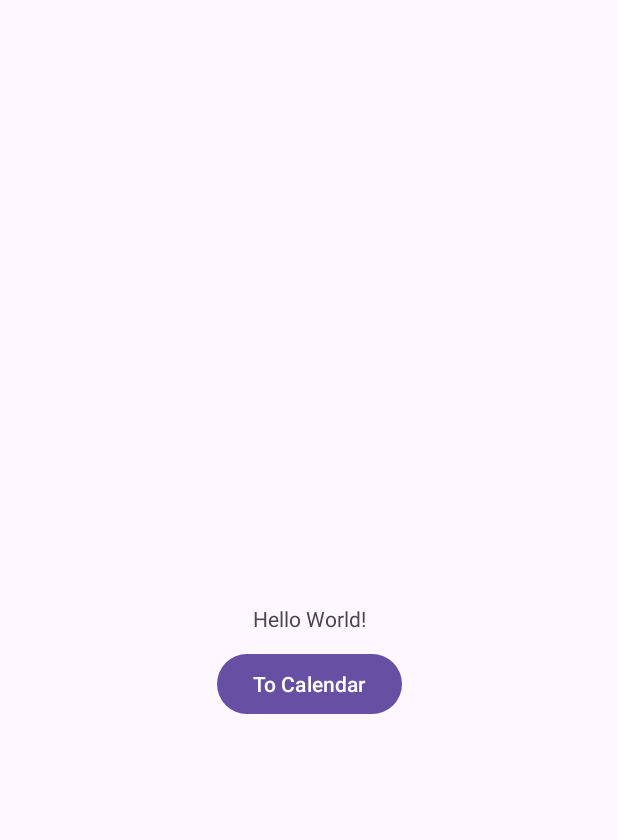
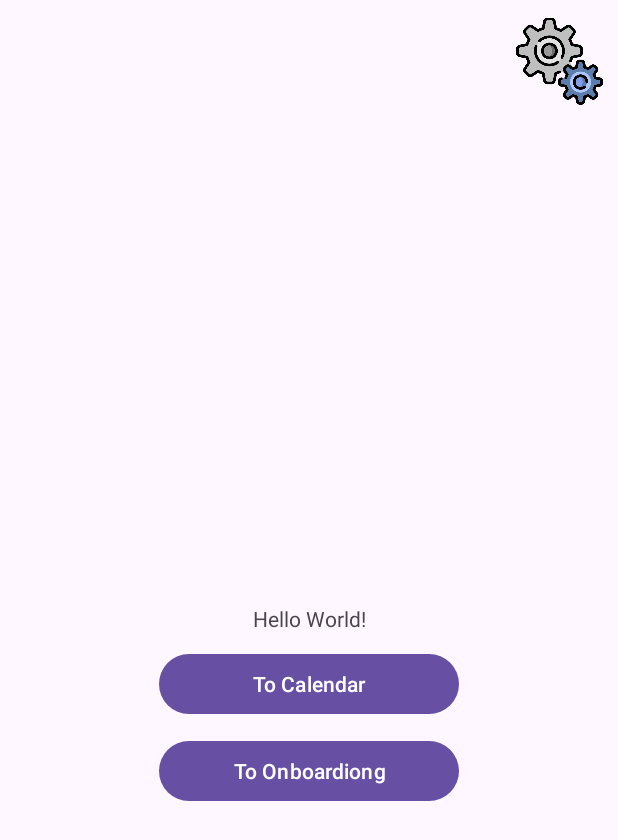
Before and after one commit to ChrisGalHur/TareApp, an Android app: the screen it shows after launch (MainActivity), after a tap on "Skip", on a phone screen of 412 x 824 dp. Shown: the top 840 px of the screen. Run offline under Robolectric (Android 15) with nearby library versions, the phone set to English and light mode, and no system bars.

Commit message:
created activity preferences and button to view onboarding

```diff
--- a/app/src/main/AndroidManifest.xml
+++ b/app/src/main/AndroidManifest.xml
@@ -13,6 +13,9 @@
             android:theme="@style/Theme.Tareapp"
             tools:targetApi="31">
         <activity
+                android:name=".activity.PreferenceActivity"
+                android:exported="false" />
+        <activity
                 android:name=".activity.CalendarActivity"
                 android:exported="false" />
         <activity
@@ -26,7 +29,7 @@
         </activity>
         <activity
                 android:name=".activity.OnboardingActivity"
-                android:exported="true"></activity>
+                android:exported="true" />
     </application>
 
 </manifest>
--- a/app/src/main/java/com/chrisgalhur/tareapp/activity/MainActivity.java
+++ b/app/src/main/java/com/chrisgalhur/tareapp/activity/MainActivity.java
@@ -4,6 +4,7 @@ import android.content.Intent;
 import android.os.Bundle;
 import android.view.View;
 import android.widget.Button;
+import android.widget.ImageView;
 
 import androidx.activity.EdgeToEdge;
 import androidx.appcompat.app.AppCompatActivity;
@@ -23,6 +24,8 @@ public class MainActivity extends BaseActivity {
 
     //region UI
     private Button btnToCalendar;
+    private Button btToOnboarding;
+    private ImageView ivPreference;
     //endregion UI
 
     //region ON_CREATE
@@ -45,6 +48,8 @@ public class MainActivity extends BaseActivity {
         }
 
         btnToCalendar = findViewById(R.id.btnToCalendarMain);
+        btToOnboarding = findViewById(R.id.btnToOnboardingMain);
+        ivPreference = findViewById(R.id.ivPreferenceMain);
 
         btnToCalendar.setOnClickListener(new View.OnClickListener() {
             @Override
@@ -52,8 +57,22 @@ public class MainActivity extends BaseActivity {
                 startActivity(new Intent(MainActivity.this, CalendarActivity.class));
             }
         });
+
+        btToOnboarding.setOnClickListener(new View.OnClickListener() {
+            @Override
+            public void onClick(View v) {
+                launchOnboardingActivity();
+            }
+        });
+
+        ivPreference.setOnClickListener(new View.OnClickListener() {
+            @Override
+            public void onClick(View v) {
+                startActivity(new Intent(MainActivity.this, PreferenceActivity.class));
+            }
+        });
     }
-    //endregion ON_CREATEº
+    //endregion ON_CREATE
 
     //region LAUNCH_ONBOARDING_ACTIVITY
     private void launchOnboardingActivity() {
--- a/app/src/main/java/com/chrisgalhur/tareapp/activity/OnboardingActivity.java
+++ b/app/src/main/java/com/chrisgalhur/tareapp/activity/OnboardingActivity.java
@@ -37,6 +37,7 @@ public class OnboardingActivity extends BaseActivity {
     private ImageView ivDiamond3;
     private ImageView ivDiamond4;
     private ImageView ivDiamond5;
+    private TextView tvSkipTop;
     private TextView tvSkipBack;
     private TextView tvNextFinish;
     //endregion UI
@@ -59,6 +60,7 @@ public class OnboardingActivity extends BaseActivity {
         ivDiamond3 = findViewById(R.id.ivDiamond3FragmentOnBoarding);
         ivDiamond4 = findViewById(R.id.ivDiamond4FragmentOnBoarding);
         ivDiamond5 = findViewById(R.id.ivDiamond5FragmentOnBoarding);
+        tvSkipTop = findViewById(R.id.tvSkipTopOnBoarding);
         tvSkipBack = findViewById(R.id.tvSkipOnBoarding);
         tvNextFinish = findViewById(R.id.tvNextOnBoarding);
 
@@ -111,6 +113,7 @@ public class OnboardingActivity extends BaseActivity {
                 ivDiamond3.setImageResource(R.drawable.test_diamond_empty);
                 ivDiamond4.setImageResource(R.drawable.test_diamond_empty);
                 ivDiamond5.setImageResource(R.drawable.test_diamond_empty);
+                tvSkipTop.setVisibility(TextView.INVISIBLE);
                 break;
             case 1:
                 ivDiamond.setImageResource(R.drawable.test_diamond_empty);
@@ -118,6 +121,7 @@ public class OnboardingActivity extends BaseActivity {
                 ivDiamond3.setImageResource(R.drawable.test_diamond_empty);
                 ivDiamond4.setImageResource(R.drawable.test_diamond_empty);
                 ivDiamond5.setImageResource(R.drawable.test_diamond_empty);
+                tvSkipTop.setVisibility(TextView.VISIBLE);
                 break;
             case 2:
                 ivDiamond.setImageResource(R.drawable.test_diamond_empty);
@@ -125,6 +129,7 @@ public class OnboardingActivity extends BaseActivity {
                 ivDiamond3.setImageResource(R.drawable.test_diamond_filled);
                 ivDiamond4.setImageResource(R.drawable.test_diamond_empty);
                 ivDiamond5.setImageResource(R.drawable.test_diamond_empty);
+                tvSkipTop.setVisibility(TextView.VISIBLE);
                 break;
             case 3:
                 ivDiamond.setImageResource(R.drawable.test_diamond_empty);
@@ -132,6 +137,7 @@ public class OnboardingActivity extends BaseActivity {
                 ivDiamond3.setImageResource(R.drawable.test_diamond_empty);
                 ivDiamond4.setImageResource(R.drawable.test_diamond_filled);
                 ivDiamond5.setImageResource(R.drawable.test_diamond_empty);
+                tvSkipTop.setVisibility(TextView.VISIBLE);
                 break;
             case 4:
                 ivDiamond.setImageResource(R.drawable.test_diamond_empty);
@@ -139,6 +145,7 @@ public class OnboardingActivity extends BaseActivity {
                 ivDiamond3.setImageResource(R.drawable.test_diamond_empty);
                 ivDiamond4.setImageResource(R.drawable.test_diamond_empty);
                 ivDiamond5.setImageResource(R.drawable.test_diamond_filled);
+                tvSkipTop.setVisibility(TextView.INVISIBLE);
                 break;
             default:
                 break;
--- a/app/src/main/java/com/chrisgalhur/tareapp/util/OnBoardingFragment.java
+++ b/app/src/main/java/com/chrisgalhur/tareapp/util/OnBoardingFragment.java
@@ -56,9 +56,6 @@ public class OnBoardingFragment extends Fragment {
         int position = Integer.parseInt(getArguments().getString(ARG_POSITION));
 
         fillFragment(position);
-        //setImageFromPosition(position);
-        //setDescriptionFromPosition(position);
-        //setDiamondFromPosition(position);
     }
     //endregion ON_VIEW_CREATED
 
@@ -74,25 +71,27 @@ public class OnBoardingFragment extends Fragment {
             case 0:
                 ivImage.setImageResource(R.drawable.test_image);
                 tvDescription.setText("First description");
-                constraintLayout.setBackgroundColor(getResources().getColor(R.color.test_green));
+                constraintLayout.setBackgroundColor(getResources().getColor(R.color.light_blue));
                 break;
             case 1:
                 ivImage.setImageResource(R.drawable.test_image2);
                 tvDescription.setText("Second description");
-                constraintLayout.setBackgroundColor(getResources().getColor(R.color.tabSelectorColorPrimary));
+                constraintLayout.setBackgroundColor(getResources().getColor(R.color.medium_blue));
                 break;
             case 2:
                 ivImage.setImageResource(R.drawable.test_image3);
                 tvDescription.setText("Third description");
-                constraintLayout.setBackgroundColor(getResources().getColor(R.color.tabSelectorColorSecondary));
+                constraintLayout.setBackgroundColor(getResources().getColor(R.color.dark_blue));
                 break;
             case 3:
                 ivImage.setImageResource(R.drawable.test_image4);
                 tvDescription.setText("Fourth description");
+                constraintLayout.setBackgroundColor(getResources().getColor(R.color.medium_blue));
                 break;
             case 4:
                 ivImage.setImageResource(R.drawable.test_image5);
                 tvDescription.setText("Fifth description");
+                constraintLayout.setBackgroundColor(getResources().getColor(R.color.light_blue));
                 break;
             default:
                 break;
--- a/app/src/main/res/layout/activity_main.xml
+++ b/app/src/main/res/layout/activity_main.xml
@@ -19,7 +19,7 @@
 
     <Button
             android:text="To Calendar"
-            android:layout_width="wrap_content"
+            android:layout_width="200dp"
             android:layout_height="wrap_content"
             android:id="@+id/btnToCalendarMain"
             app:layout_constraintTop_toBottomOf="@+id/textView2"
@@ -27,5 +27,25 @@
             app:layout_constraintEnd_toEndOf="parent"
             android:layout_marginTop="10dp" />
 
+    <Button
+            android:text="To Onboardiong"
+            android:layout_width="200dp"
+            android:layout_height="wrap_content"
+            app:layout_constraintStart_toStartOf="parent"
+            app:layout_constraintEnd_toEndOf="parent"
+            android:id="@+id/btnToOnboardingMain"
+            app:layout_constraintTop_toBottomOf="@+id/btnToCalendarMain"
+            android:layout_marginTop="10dp" />
+
+    <ImageView
+            android:layout_width="58dp"
+            android:layout_height="61dp"
+            app:srcCompat="@drawable/gear"
+            android:id="@+id/ivPreferenceMain"
+            app:layout_constraintTop_toTopOf="parent"
+            android:layout_marginTop="10dp"
+            app:layout_constraintEnd_toEndOf="parent"
+            android:layout_marginEnd="10dp" />
+
 
 </androidx.constraintlayout.widget.ConstraintLayout>
--- a/app/src/main/res/values/colors.xml
+++ b/app/src/main/res/values/colors.xml
@@ -2,6 +2,9 @@
 <resources>
     <color name="black">#FF000000</color>
     <color name="white">#FFFFFFFF</color>
+    <color name="light_blue">#AAC4FE</color>
+    <color name="medium_blue">#7F9CEC</color>
+    <color name="dark_blue">#5D7EAB</color>
     <color name="tabSelectorColorPrimary">#FF6200EE</color>
     <color name="tabSelectorColorSecondary">#B087EA</color>
     <color name="test_green">#7269E680</color>
--- a/app/src/main/res/values/strings.xml
+++ b/app/src/main/res/values/strings.xml
@@ -8,4 +8,5 @@
     <string name="omitir">Omitir</string>
     <string name="siguiente">Siguiente</string>
     <string name="next">Next</string>
+    <string name="preferences">Preferences</string>
 </resources>
```
Also changed, not shown: app/src/main/java/com/chrisgalhur/tareapp/activity/PreferenceActivity.java (added, +37 -0 lines), app/src/main/res/layout/activity_onboarding.xml (+12 -0 lines), app/src/main/res/layout/activity_preference.xml (added, +84 -0 lines), app/src/main/res/drawable/arrow.png (added), app/src/main/res/drawable/gear.png (added), app/src/main/res/drawable/info.png (added), app/src/main/res/drawable/keyboard.png (added).
